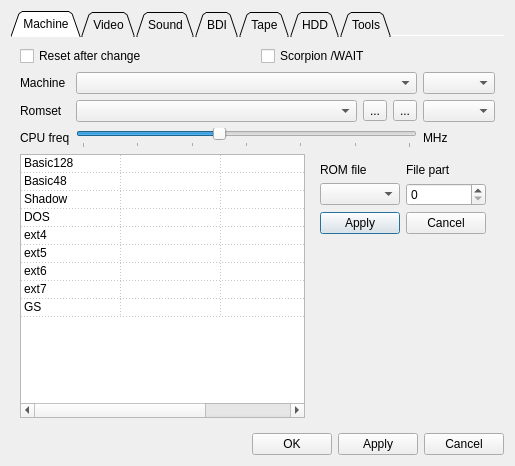
Old version of the form ui/setupwin.ui in the repository samstyle/Xpeccy.
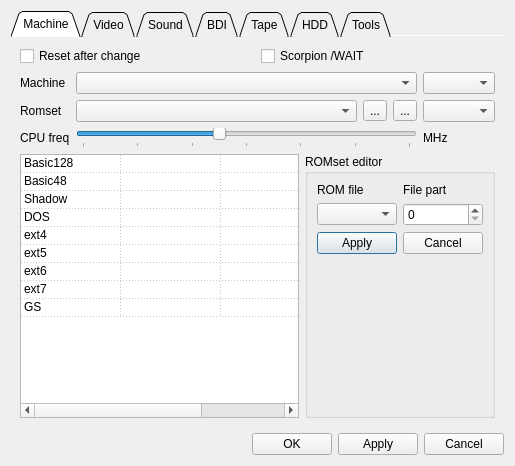
New version of the form. Icons and pictures are not drawn.

What changed in the file:
```diff
--- a/ui/setupwin.ui
+++ b/ui/setupwin.ui
@@ -293,7 +293,10 @@
             </widget>
            </item>
            <item>
-            <widget class="QWidget" name="rssel" native="true">
+            <widget class="QGroupBox" name="rssel">
+             <property name="title">
+              <string>ROMset editor</string>
+             </property>
              <layout class="QGridLayout" name="gridLayout_20">
               <item row="0" column="0">
                <widget class="QLabel" name="label_26">
```
